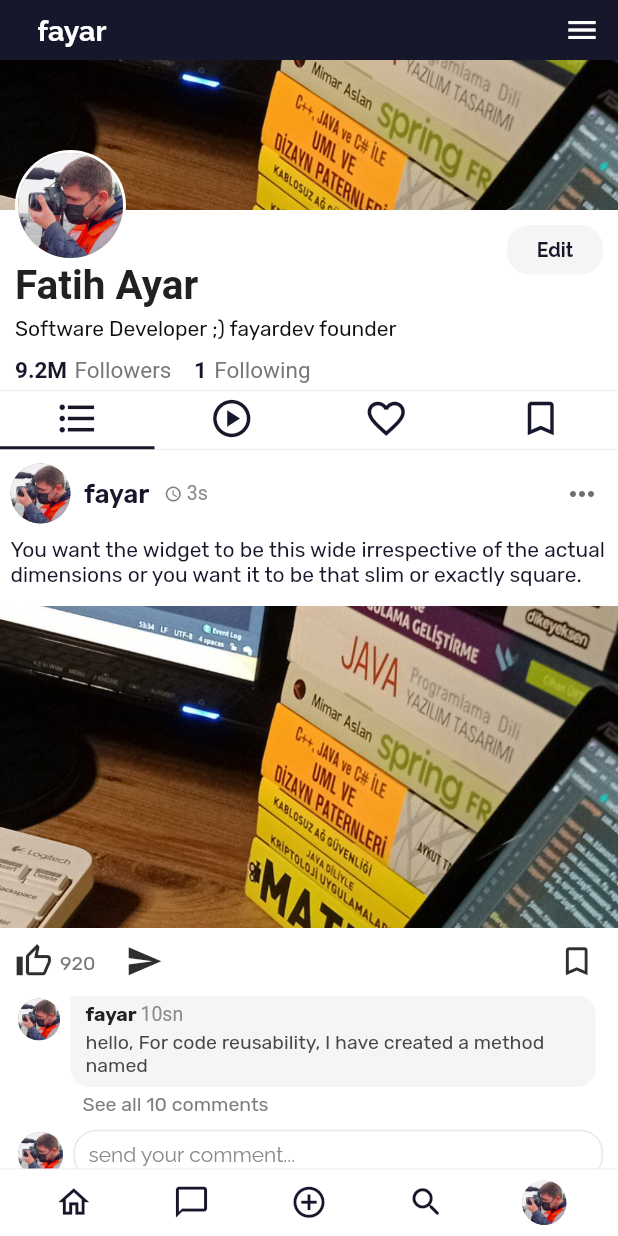
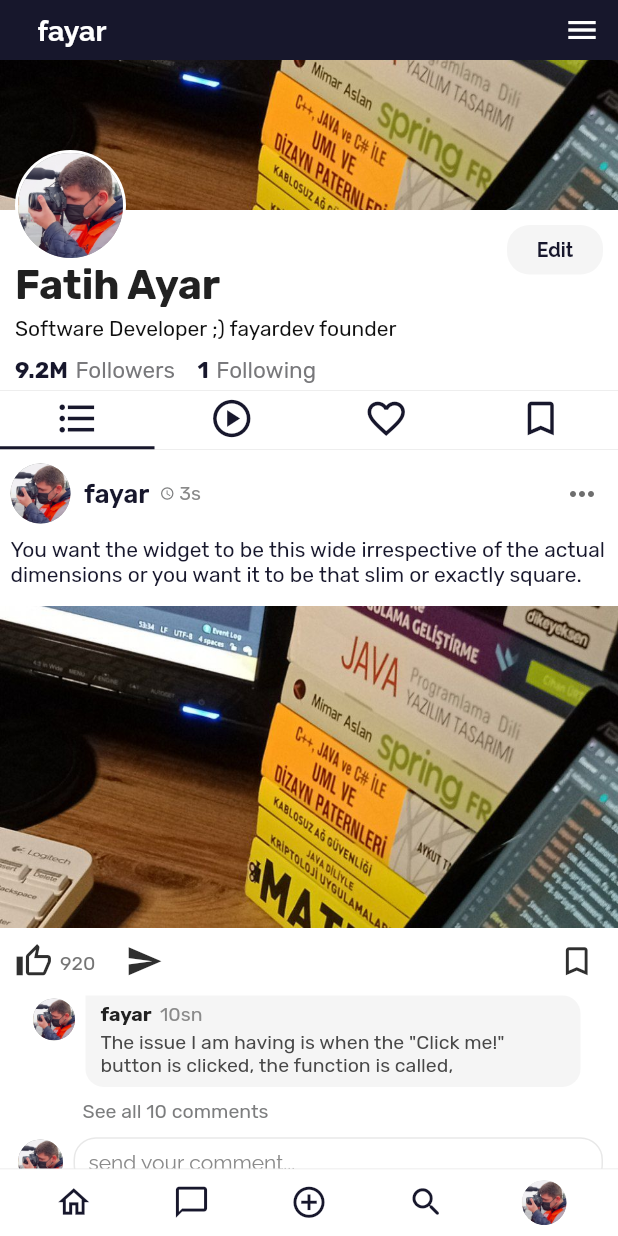
Before and after one commit to fatihayaaar/regms-mobile-app, a Flutter app: the screen it shows after launch, after a tap on "Login", on a phone screen of 412 x 824 dp. Run offline on Flutter 3.47's test engine with Material 2 defaults, Android fonts, the phone set to English and light mode, and no system bars; our stand-ins replace expandable_page_view, google_fonts; missing offline and left inert: flutter_verification_code.

Commit message:
comment_box.dart edited

```diff
--- a/lib/animations/fade_animation.dart
+++ /dev/null
@@ -1,33 +0,0 @@
-import 'package:flutter/material.dart';
-import 'package:simple_animations/simple_animations.dart';
-
-class FadeAnimation extends StatelessWidget {
-  final double delay;
-  final Widget child;
-
-  FadeAnimation(this.delay, this.child);
-
-  @override
-  Widget build(BuildContext context) {
-    final tween = MultiTrackTween([
-      Track("opacity").add(Duration(milliseconds: 500), Tween(begin: 0.0, end: 1.0)),
-      Track("translateY").add(
-        Duration(milliseconds: 500), Tween(begin: -30.0, end: 0.0),
-        curve: Curves.easeOut)
-    ]);
-
-    return ControlledAnimation(
-      delay: Duration(milliseconds: (500 * delay).round()),
-      duration: tween.duration,
-      tween: tween,
-      child: child,
-      builderWithChild: (context, child, animation) => Opacity(
-        opacity: 1,
-        child: Transform.translate(
-          offset: Offset(0, 1.0),
-          child: child
-        ),
-      ),
-    );
-  }
-}
--- a/lib/constants/styles.dart
+++ b/lib/constants/styles.dart
@@ -129,12 +129,12 @@
       hintStyle: kHintTextStyle,
     );
 
-final kTimeTextStyle = GoogleFonts.roboto(
+final kTimeTextStyle = GoogleFonts.rubik(
   fontSize: 13,
   color: kTextFieldLightColor,
 );
 
-final kCommentTimeTextStyle = GoogleFonts.roboto(
+final kCommentTimeTextStyle = GoogleFonts.rubik(
   fontSize: 13,
   color: kTextFieldLightColor,
 );
@@ -212,25 +212,25 @@
   fontSize: 19,
 );
 
-final kNameAndSurnameTextStyle = TextStyle(
+final kNameAndSurnameTextStyle = GoogleFonts.rubik(
   fontSize: 27,
   fontWeight: FontWeight.bold,
   color: kUsernameColor,
 );
 
-final kUsernameTextStyle = TextStyle(
+final kUsernameTextStyle = GoogleFonts.rubik(
   fontSize: 17,
   fontWeight: FontWeight.w400,
   color: kNameAndSurnameColor,
 );
 
-final kFollowersCountTextStyle = TextStyle(
+final kFollowersCountTextStyle = GoogleFonts.rubik(
   fontSize: 15,
   fontWeight: FontWeight.normal,
   color: kRegisterRichTextAboutColor,
 );
 
-final kFollowersCountSizeTextStyle = TextStyle(
+final kFollowersCountSizeTextStyle = GoogleFonts.rubik(
   fontSize: 15,
   fontWeight: FontWeight.bold,
   color: kAppbarColor,
--- /dev/null
+++ b/lib/models/comment.dart
@@ -0,0 +1,12 @@
+class Comment {
+  String avatar;
+  String username;
+  String sendTime;
+  String text;
+
+  Comment(
+      {required this.avatar,
+      required this.username,
+      required this.sendTime,
+      required this.text});
+}
--- a/lib/screens/email_validate_screen.dart
+++ b/lib/screens/email_validate_screen.dart
@@ -3,7 +3,6 @@
 import 'package:flutter/gestures.dart';
 import 'package:flutter/material.dart';
 import 'package:flutter_verification_code/flutter_verification_code.dart';
-import 'package:regms_flutter_client/animations/fade_animation.dart';
 import 'package:regms_flutter_client/constants/colors.dart';
 import 'package:regms_flutter_client/constants/styles.dart';
 import 'package:regms_flutter_client/screens/reset_password_screen.dart';
@@ -38,11 +37,7 @@
     return Scaffold(
       appBar: miniAppBar(),
       backgroundColor: kBackgroundColor,
-      body: Stack(
-        children: [
-          FadeAnimation(1.0, _buildBody()),
-        ],
-      ),
+      body: _buildBody(),
     );
   }
 
--- a/lib/screens/forgot_password_screen.dart
+++ b/lib/screens/forgot_password_screen.dart
@@ -1,5 +1,4 @@
 import 'package:flutter/material.dart';
-import 'package:regms_flutter_client/animations/fade_animation.dart';
 import 'package:regms_flutter_client/constants/colors.dart';
 import 'package:regms_flutter_client/constants/styles.dart';
 import 'package:regms_flutter_client/screens/email_validate_screen.dart';
@@ -16,11 +15,7 @@
     return Scaffold(
       appBar: miniAppBar(),
       backgroundColor: kBackgroundColor,
-      body: Stack(
-        children: [
-          FadeAnimation(1.0, _buildBody()),
-        ],
-      ),
+      body: _buildBody(),
     );
   }
 
--- a/lib/screens/login_screen.dart
+++ b/lib/screens/login_screen.dart
@@ -1,10 +1,8 @@
 import 'package:flutter/gestures.dart';
 import 'package:flutter/material.dart';
 import 'package:flutter/services.dart';
-import 'package:regms_flutter_client/animations/fade_animation.dart';
 import 'package:regms_flutter_client/constants/colors.dart';
 import 'package:regms_flutter_client/constants/styles.dart';
-import 'package:regms_flutter_client/screens/edit_profile_screen.dart';
 import 'package:regms_flutter_client/screens/forgot_password_screen.dart';
 import 'package:regms_flutter_client/screens/my_profile_screen.dart';
 import 'package:regms_flutter_client/screens/register_screen.dart';
@@ -32,7 +30,7 @@
       backgroundColor: kBackgroundColor,
       body: Stack(
         children: [
-          FadeAnimation(1.0, _buildBody()),
+          _buildBody(),
         ],
       ),
     );
--- a/lib/screens/register_screen.dart
+++ b/lib/screens/register_screen.dart
@@ -2,7 +2,6 @@
 import 'package:flutter/cupertino.dart';
 import 'package:flutter/gestures.dart';
 import 'package:flutter/material.dart';
-import 'package:regms_flutter_client/animations/fade_animation.dart';
 import 'package:regms_flutter_client/constants/colors.dart';
 import 'package:regms_flutter_client/constants/styles.dart';
 import 'package:regms_flutter_client/screens/my_profile_screen.dart';
@@ -132,9 +131,7 @@
   }
 
   Widget _buildStep1() {
-    return FadeAnimation(
-      1.0,
-      Container(
+    return Container(
       padding: EdgeInsets.fromLTRB(0, 0, 0, 0),
       margin: EdgeInsets.fromLTRB(25, 0, 25, 20),
       child: Column(
@@ -158,7 +155,6 @@
           SizedBox(height: 40),
           _buildSignInText(),
         ],
-        ),
       ),
     );
   }
--- a/lib/screens/reset_password_screen.dart
+++ b/lib/screens/reset_password_screen.dart
@@ -1,5 +1,4 @@
 import 'package:flutter/material.dart';
-import 'package:regms_flutter_client/animations/fade_animation.dart';
 import 'package:regms_flutter_client/constants/colors.dart';
 import 'package:regms_flutter_client/constants/styles.dart';
 import 'package:regms_flutter_client/widgets/app_bar/mini_app_bar.dart';
@@ -17,11 +16,7 @@
     return Scaffold(
       appBar: miniAppBar(),
       backgroundColor: kBackgroundColor,
-      body: Stack(
-        children: [
-          FadeAnimation(1.0, _buildBody()),
-        ],
-      ),
+      body: _buildBody(),
     );
   }
 
--- /dev/null
+++ b/lib/widgets/comment_box.dart
@@ -0,0 +1,127 @@
+// ignore_for_file: must_be_immutable
+
+import 'package:flutter/material.dart';
+import 'package:regms_flutter_client/constants/colors.dart';
+import 'package:regms_flutter_client/constants/styles.dart';
+import 'package:regms_flutter_client/models/comment.dart';
+import 'package:regms_flutter_client/widgets/avatar.dart';
+
+class CommentBox extends StatefulWidget {
+  String? detailText;
+  Comment comment;
+
+  CommentBox({this.detailText, required this.comment});
+
+  @override
+  State<StatefulWidget> createState() => _CommentBoxState(detailText, comment);
+}
+
+class _CommentBoxState extends State {
+  String? detailText;
+  Comment comment;
+
+  _CommentBoxState(this.detailText, this.comment);
+
+  @override
+  Widget build(BuildContext context) {
+    return Container(
+      alignment: Alignment.topLeft,
+      margin: EdgeInsets.fromLTRB(10, 0, 10, 5),
+      child: Column(
+        children: [
+          Row(
+            mainAxisAlignment: MainAxisAlignment.start,
+            crossAxisAlignment: CrossAxisAlignment.start,
+            children: [
+              _buildCommentAvatar(),
+              _buildCommentBox(),
+            ],
+          ),
+          _buildDetail(),
+        ],
+      ),
+    );
+  }
+
+  _buildCommentAvatar() {
+    return Container(
+      margin: const EdgeInsets.fromLTRB(0, 0, 0, 0),
+      child: buildAvatar(
+        borderColor: Colors.white.withOpacity(1),
+        img: "${comment.avatar}",
+        size: 14,
+      ),
+    );
+  }
+
+  _buildCommentBox() {
+    return Expanded(
+      child: Container(
+        margin: const EdgeInsets.fromLTRB(5, 0, 5, 0),
+        padding: const EdgeInsets.fromLTRB(10, 5, 10, 5),
+        decoration: kCommentBoxDecoration,
+        child: Column(
+          crossAxisAlignment: CrossAxisAlignment.start,
+          mainAxisAlignment: MainAxisAlignment.start,
+          children: [
+            Row(
+              children: [
+                _buildCommentBoxUsername(),
+                SizedBox(width: 3),
+                _buildCommentBoxTime(),
+              ],
+            ),
+            SizedBox(height: 4),
+            _buildCommentBoxText(),
+            SizedBox(height: 2),
+          ],
+        ),
+      ),
+    );
+  }
+
+  _buildCommentBoxUsername() {
+    return Text(
+      '${comment.username} ',
+      style: kCommentRichTextStyle(
+        kCommentUsernameColor,
+        FontWeight.bold,
+      ),
+    );
+  }
+
+  _buildCommentBoxText() {
+    return Text(
+      '${comment.text}',
+      style: kCommentRichTextStyle(
+        kCommentTextColor,
+        FontWeight.normal,
+      ),
+    );
+  }
+
+  _buildCommentBoxTime() {
+    return Text(
+      "10sn",
+      style: kCommentTimeTextStyle,
+    );
+  }
+
+  _buildDetail() {
+    return Visibility(
+      visible: detailText == null ? false : true,
+      child: detailText != null ? Container(
+        alignment: Alignment.centerLeft,
+        margin: EdgeInsets.fromLTRB(45, 4, 0, 4),
+        child: Text(
+          detailText!,
+          style: kCommentRichTextStyle(
+            kBodyTextColor,
+            FontWeight.normal,
+          ),
+          textAlign: TextAlign.left,
+        ),
+      ) : Container(),
+    );
+  }
+}
--- a/lib/widgets/post_card.dart
+++ b/lib/widgets/post_card.dart
@@ -1,10 +1,12 @@
-import 'package:flutter/gestures.dart';
+// ignore_for_file: must_be_immutable
+
 import 'package:flutter/material.dart';
 import 'package:regms_flutter_client/constants/colors.dart';
 import 'package:regms_flutter_client/constants/styles.dart';
+import 'package:regms_flutter_client/models/comment.dart';
 import 'package:regms_flutter_client/widgets/avatar.dart';
+import 'package:regms_flutter_client/widgets/comment_box.dart';
 
-// ignore: must_be_immutable
 class PostCard extends StatefulWidget {
   String? username;
   String? contentText;
@@ -86,7 +88,7 @@
               _buildPostAvatar(),
               SizedBox(width: 7),
               _buildPostUsername(),
-              SizedBox(width: 10),
+              SizedBox(width: 7),
               _buildPostDate(),
             ],
           ),
@@ -118,7 +120,8 @@
 
   _buildPostMedia() {
     return InteractiveViewer(
-      panEnabled: true, // Set it to false to prevent panning.
+      panEnabled: true,
+      // Set it to false to prevent panning.
       boundaryMargin: EdgeInsets.all(80),
       minScale: 1,
       maxScale: 4,
@@ -144,10 +147,7 @@
       margin: const EdgeInsets.fromLTRB(0, 2, 0, 0),
       child: Text(
         "$text",
-        style: kActionRichTextStyle(
-          kPostActionTextColor,
-          FontWeight.normal
-        ),
+        style: kActionRichTextStyle(kPostActionTextColor, FontWeight.normal),
       ),
     );
   }
@@ -260,13 +260,14 @@
       margin: EdgeInsets.fromLTRB(10, 0, 10, 5),
       child: Column(
         children: [
-          Row(
-            mainAxisAlignment: MainAxisAlignment.start,
-            crossAxisAlignment: CrossAxisAlignment.start,
-            children: [
-              _buildCommentAvatar(),
-              _buildCommentBox(),
-            ],
+          CommentBox(
+            comment: Comment(
+              avatar: avatar!,
+              text:
+                  'The issue I am having is when the "Click me!" button is clicked, the function is called,',
+              username: username!,
+              sendTime: '3s',
+            ),
           ),
           Container(
             alignment: Alignment.centerLeft,
@@ -290,7 +291,7 @@
       children: [
         Icon(
           Icons.access_time,
-          size: 12,
+          size: 10,
           color: kBodyTextColor,
         ),
         SizedBox(width: 3),
@@ -301,67 +302,4 @@
       ],
     );
   }
-
-  _buildCommentBox() {
-    return Expanded(
-      child: Container(
-        margin: const EdgeInsets.fromLTRB(5, 0, 5, 0),
-        padding: const EdgeInsets.fromLTRB(10, 5, 10, 5),
-        decoration: kCommentBoxDecoration,
-        child: Column(
-          crossAxisAlignment: CrossAxisAlignment.start,
-          mainAxisAlignment: MainAxisAlignment.start,
-          children: [
-            Row(
-              children: [
-                _buildCommentBoxUsername(),
-                _buildCommentBoxTime(),
-              ],
-            ),
-            SizedBox(height: 4),
-            _buildCommentBoxText(),
-            SizedBox(height: 2),
-          ],
-        ),
-      ),
-    );
-  }
-
-  _buildCommentAvatar() {
-    return Container(
-      margin: const EdgeInsets.fromLTRB(0, 0, 0, 0),
-      child: buildAvatar(
-        borderColor: Colors.white.withOpacity(1),
-        img: "$avatar",
-        size: 14,
-      ),
-    );
-  }
-
-  _buildCommentBoxUsername() {
-    return Text(
-      'fayar ',
-      style: kCommentRichTextStyle(
-        kCommentUsernameColor,
-        FontWeight.bold,
-      ),
-    );
-  }
-
-  _buildCommentBoxText() {
-    return Text(
-      'hello, For code reusability, I have created a method named',
-      style: kCommentRichTextStyle(
-        kCommentTextColor,
-        FontWeight.normal,
-      ),
-    );
-  }
-
-  _buildCommentBoxTime() {
-    return Text(
-      "10sn",
-      style: kCommentTimeTextStyle,
-    );
-  }
 }
```
Lines whose indentation alone changed are shown as unchanged.
